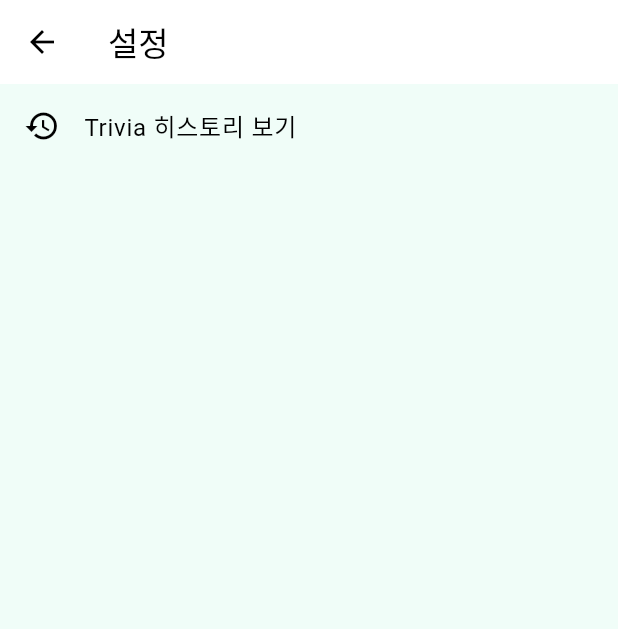
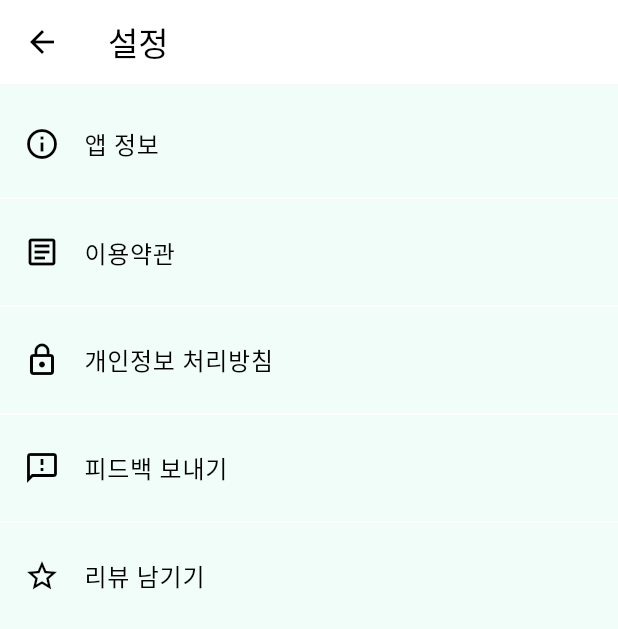
Before and after one commit to sondongwook/daily_one_minute_app, a Flutter app: the screen it shows after launch, after a tap on the "settings" icon, on a phone screen of 412 x 824 dp. Shown: the top 629 px of the screen. Run offline on Flutter 3.47's test engine with Material 3 defaults, Android fonts, the phone set to English and light mode, and no system bars; our stand-ins replace fl_chart, flutter_local_notifications, google_fonts, package_info_plus, percent_indicator, share_plus and 2 more; network calls fail.

Commit message:
설정 > 앱정보등 추가 세로모드 고정으로 변경(android / ios)

```diff
--- /dev/null
+++ b/lib/pages/settings/feedback_helper.dart
@@ -0,0 +1,23 @@
+import 'package:flutter/material.dart';
+import 'package:url_launcher/url_launcher.dart';
+
+class FeedbackHelper {
+  static Future<void> sendFeedback(BuildContext context) async {
+    final Uri emailUri = Uri(
+      scheme: 'mailto',
+      path: 'appdev1016@naver.com',
+      queryParameters: {
+        'subject': '하루 1분 앱 피드백',
+        'body': '아래에 피드백을 적어주세요.\n\n앱 버전:\n사용 중 불편한 점 또는 제안사항:\n',
+      },
+    );
+
+    if (await canLaunchUrl(emailUri)) {
+      await launchUrl(emailUri);
+    } else {
+      ScaffoldMessenger.of(context).showSnackBar(
+        SnackBar(content: Text('이메일 앱을 열 수 없습니다.')),
+      );
+    }
+  }
+}
--- /dev/null
+++ b/lib/pages/settings/privacy_policy_page.dart
@@ -0,0 +1,46 @@
+import 'package:flutter/material.dart';
+
+class PrivacyPolicyPage extends StatelessWidget {
+  @override
+  Widget build(BuildContext context) {
+    return Scaffold(
+      appBar: AppBar(title: Text('개인정보 처리방침')),
+      body: SingleChildScrollView(
+        padding: const EdgeInsets.all(16.0),
+        child: Text(
+          '''
+[개인정보 처리방침]
+
+‘하루 1분’ 앱(이하 "앱")은 이용자의 개인정보를 중요하게 생각하며, 다음과 같은 방침에 따라 개인정보를 처리합니다.
+
+1. 수집하는 개인정보 항목
+앱은 개인정보를 수집하지 않으며, 모든 기능은 로그인 없이 사용할 수 있습니다. 단, 향후 피드백 또는 서비스 개선을 위해 이메일을 수집할 수 있으며, 이 경우 별도 고지를 통해 동의를 받습니다.
+
+2. 개인정보의 이용 목적
+수집한 정보는 오직 피드백 응대, 오류 대응 등 서비스 개선을 위한 목적으로만 사용됩니다.
+
+3. 개인정보의 보유 및 이용 기간
+이용자의 개인정보는 수집 및 이용 목적이 달성된 후 지체 없이 파기합니다.
+
+4. 제3자 제공 및 위탁
+앱은 이용자의 동의 없이 개인정보를 외부에 제공하지 않으며, 위탁 처리하지 않습니다.
+
+5. 이용자의 권리
+이용자는 언제든지 자신의 개인정보를 열람, 수정, 삭제 요청할 수 있습니다.
+
+6. 쿠키 사용
+앱은 쿠키를 사용하지 않습니다.
+
+7. 개인정보 보호 책임자
+- 이메일: appdev1016@naver.com
+
+이 방침은 향후 변경될 수 있으며, 변경 시 앱 내에 고지합니다.
+
+[최종 업데이트: 2025년 5월]
+''',
+          style: TextStyle(fontSize: 14, height: 1.6),
+        ),
+      ),
+    );
+  }
+}
--- /dev/null
+++ b/lib/pages/settings/review_helper.dart
@@ -0,0 +1,22 @@
+import 'package:flutter/material.dart';
+import 'package:url_launcher/url_launcher.dart';
+
+class ReviewHelper {
+  static const String _playStoreUrl = 'https://play.google.com/store/apps/details?id=com.example.app';
+  static const String _appStoreUrl = 'https://apps.apple.com/app/id1234567890';
+
+  static Future<void> openStoreReview(BuildContext context) async {
+    // 플랫폼에 따라 링크 분기
+    final Uri uri = Uri.parse(
+      Theme.of(context).platform == TargetPlatform.iOS ? _appStoreUrl : _playStoreUrl,
+    );
+
+    if (await canLaunchUrl(uri)) {
+      await launchUrl(uri, mode: LaunchMode.externalApplication);
+    } else {
+      ScaffoldMessenger.of(context).showSnackBar(
+        SnackBar(content: Text('스토어를 열 수 없습니다.')),
+      );
+    }
+  }
+}
--- /dev/null
+++ b/lib/pages/settings/settings_page.dart
@@ -0,0 +1,65 @@
+import 'package:flutter/material.dart';
+import 'app_info_page.dart';
+import 'terms_page.dart';
+import 'privacy_policy_page.dart';
+import 'feedback_helper.dart';
+import 'review_helper.dart';
+
+class SettingsPage extends StatelessWidget {
+  const SettingsPage({super.key});
+
+  @override
+  Widget build(BuildContext context) {
+    return Scaffold(
+      appBar: AppBar(title: Text('설정')),
+      body: ListView(
+        children: [
+          const SizedBox(height: 12),
+          ListTile(
+            leading: Icon(Icons.info_outline),
+            title: Text('앱 정보'),
+            onTap: () {
+              Navigator.push(context, MaterialPageRoute(builder: (_) => AppInfoPage()));
+            },
+          ),
+          Divider(),
+
+          ListTile(
+            leading: Icon(Icons.article_outlined),
+            title: Text('이용약관'),
+            onTap: () {
+              Navigator.push(context, MaterialPageRoute(builder: (_) => TermsPage()));
+            },
+          ),
+          Divider(),
+
+          ListTile(
+            leading: Icon(Icons.lock_outline),
+            title: Text('개인정보 처리방침'),
+            onTap: () {
+              Navigator.push(context, MaterialPageRoute(builder: (_) => PrivacyPolicyPage()));
+            },
+          ),
+          Divider(),
+
+          ListTile(
+            leading: Icon(Icons.feedback_outlined),
+            title: Text('피드백 보내기'),
+            onTap: () {
+              FeedbackHelper.sendFeedback(context);
+            },
+          ),
+          Divider(),
+
+          ListTile(
+            leading: Icon(Icons.star_border),
+            title: Text('리뷰 남기기'),
+            onTap: () {
+              ReviewHelper.openStoreReview(context);
+            },
+          ),
+        ],
+      ),
+    );
+  }
+}
--- /dev/null
+++ b/lib/pages/settings/terms_page.dart
@@ -0,0 +1,61 @@
+import 'package:flutter/material.dart';
+
+class TermsPage extends StatelessWidget {
+  @override
+  Widget build(BuildContext context) {
+    return Scaffold(
+      appBar: AppBar(title: Text('이용약관')),
+      body: SingleChildScrollView(
+        padding: const EdgeInsets.all(16.0),
+        child: Text(
+'''
+[이용약관]
+
+제1조 (목적)
+본 약관은 ‘하루 1분’(이하 "앱")이 제공하는 서비스의 이용과 관련하여 앱과 이용자 간의 권리, 의무 및 책임사항, 이용 조건 및 절차 등을 규정함을 목적으로 합니다.
+
+제2조 (약관의 효력 및 변경)
+1. 본 약관은 앱 내에 게시하거나 기타의 방법으로 이용자에게 공지함으로써 효력이 발생합니다.
+2. 앱은 필요한 경우 관련 법령을 위반하지 않는 범위 내에서 본 약관을 개정할 수 있습니다.
+3. 약관이 변경되는 경우 앱은 사전에 공지하며, 변경 이후에도 서비스를 계속 이용하면 변경에 동의한 것으로 간주합니다.
+
+제3조 (이용계약의 성립)
+1. 앱 이용계약은 이용자가 본 약관에 동의하고 앱을 설치하거나 서비스를 이용함으로써 성립됩니다.
+2. 이용자는 본 약관에 동의함으로써 앱의 서비스를 사용할 수 있는 권한을 부여받습니다.
+
+제4조 (서비스의 제공 및 변경)
+1. 앱은 이용자에게 퀴즈 콘텐츠, 통계 기록, 설정 기능 등 다양한 정보를 제공합니다.
+2. 앱은 서비스의 내용, 이용 방법, 기술적 사양 등을 변경할 수 있으며, 이 경우 사전 공지합니다.
+3. 앱은 서비스의 안정적 제공을 위하여 정기점검, 긴급점검 등으로 일시 중지할 수 있습니다.
+
+제5조 (이용자의 의무)
+이용자는 다음 행위를 하여서는 안 됩니다:
+1. 타인의 개인정보를 부정하게 사용하거나 도용하는 행위
+2. 앱의 운영을 고의로 방해하거나 해킹하는 행위
+3. 기타 법령 또는 공서양속에 위반되는 행위
+
+제6조 (지적 재산권)
+1. 앱이 제공하는 콘텐츠 및 서비스에 대한 저작권과 지적 재산권은 앱 또는 정당한 권리를 보유한 자에게 귀속됩니다.
+2. 이용자는 앱 내의 콘텐츠를 무단으로 복제, 배포, 전송, 출판, 전시할 수 없습니다.
+
+제7조 (광고의 게재 및 수익)
+1. 앱은 서비스 운영을 위해 광고를 게재할 수 있으며, 이용자는 이에 동의합니다.
+2. 광고 클릭 등으로 연결되는 외부 서비스에 대해서는 앱이 책임을 지지 않습니다.
+
+제8조 (계약 해지 및 서비스 이용 제한)
+1. 이용자는 앱 삭제를 통해 서비스 이용을 중단할 수 있습니다.
+2. 앱은 이용자가 본 약관을 위반하거나 부정한 사용이 있을 경우 서비스 제공을 중지할 수 있습니다.
+
+제9조 (면책조항)
+1. 앱은 천재지변, 불가항력적 사유로 인해 서비스를 제공할 수 없는 경우 책임을 지지 않습니다.
+2. 이용자의 귀책사유로 인한 서비스 이용 장애에 대하여는 책임을 지지 않습니다.
+3. 앱은 이용자가 서비스 이용을 통해 기대하는 수익이나 결과를 보장하지 않습니다.
+
+[최종 업데이트: 2025년 5월]
+''',
+          style: TextStyle(fontSize: 14, height: 1.6),
+        ),
+      ),
+    );
+  }
+}
--- a/lib/screens/home_screen.dart
+++ b/lib/screens/home_screen.dart
@@ -8,6 +8,7 @@ import '../services/trivia_loader.dart';
 import '../providers/trivia_provider.dart';
 import 'quiz_screen.dart';
 import '../sample/sample_quiz_screen_remote.dart'; // ✅ 샘플 퀴즈 화면 import
+
 
 class HomeScreen extends StatefulWidget {
   const HomeScreen({super.key});
--- a/lib/screens/settings_screen.dart
+++ /dev/null
@@ -1,28 +0,0 @@
-import 'package:flutter/material.dart';
-import 'trivia_history_screen.dart';
-
-class SettingsScreen extends StatelessWidget {
-  const SettingsScreen({super.key});
-
-  @override
-  Widget build(BuildContext context) {
-    return Scaffold(
-      appBar: AppBar(title: const Text('설정')),
-      body: ListView(
-        children: [
-          ListTile(
-            leading: const Icon(Icons.history),
-            title: const Text('Trivia 히스토리 보기'),
-            onTap: () {
-              Navigator.push(
-                context,
-                MaterialPageRoute(builder: (_) => const TriviaHistoryScreen()),
-              );
-            },
-          ),
-          // 다른 설정 항목들...
-        ],
-      ),
-    );
-  }
-}
--- a/lib/widgets/header.dart
+++ b/lib/widgets/header.dart
@@ -1,6 +1,6 @@
 import 'package:flutter/material.dart';
 import 'package:google_fonts/google_fonts.dart';
-import '../screens/settings_screen.dart';
+import '../pages/settings/settings_page.dart';
 
 class Header extends StatelessWidget {
   const Header({super.key});
@@ -49,7 +49,7 @@ class Header extends StatelessWidget {
             onPressed: () {
               Navigator.push(
                 context,
-                MaterialPageRoute(builder: (_) => const SettingsScreen()),
+                MaterialPageRoute(builder: (_) => const SettingsPage()),
               );
             },
             tooltip: '설정',
--- a/pubspec.yaml
+++ b/pubspec.yaml
@@ -19,7 +19,7 @@ publish_to: "none" # Remove this line if you wish to publish to pub.dev
 version: 1.0.0+1
 
 environment:
-  sdk: ^3.7.2
+  sdk: ^3.0.0
 
 # Dependencies specify other packages that your package needs in order to work.
 # To automatically upgrade your package dependencies to the latest versions
@@ -32,7 +32,7 @@ dependencies:
     sdk: flutter
   http: ^1.2.1 # 서버 통신 (필요시)
   shared_preferences: ^2.2.3 # 로컬 데이터 저장
-  intl: ^0.19.0 # 날짜 및 시간 관리
+  intl: ^0.20.2 # 날짜 및 시간 관리
   cupertino_icons: ^1.0.8
   flutter_local_notifications: ^17.0.0
   timezone: ^0.9.2
@@ -41,6 +41,8 @@ dependencies:
   provider: ^6.1.1
   percent_indicator: ^4.2.2
   fl_chart: ^0.66.0
+  package_info_plus: ^8.3.0
+  url_launcher: ^6.2.5
 
 dev_dependencies:
   flutter_test:
```
Also changed, not shown: lib/pages/settings/app_info_page.dart (added, +51 -0 lines), lib/screens/_settings_screen.dart (added, +28 -0 lines), lib/screens/_trivia_history_screen.dart (renamed from lib/screens/trivia_history_screen.dart), pubspec.lock, 4 other files.
